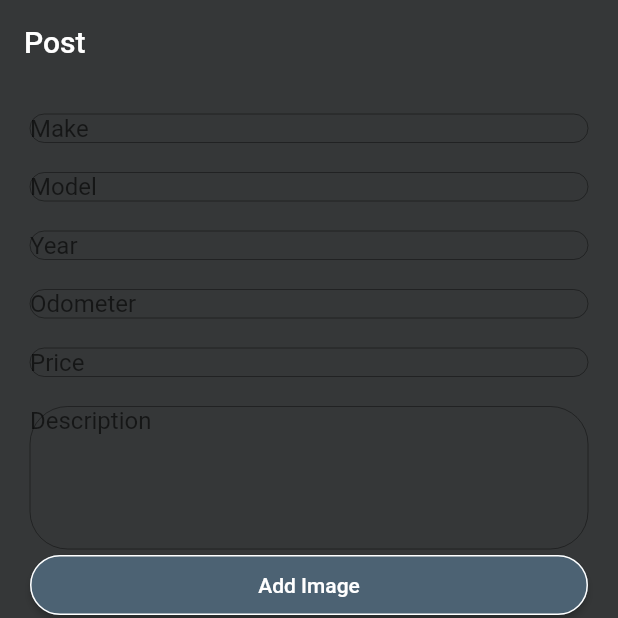
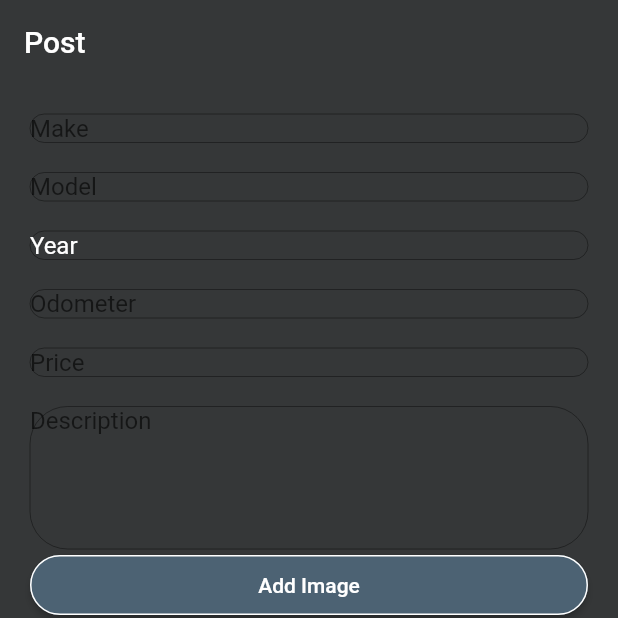
Before and after one commit to domtom1126/stick_testing, a Flutter app: the screen it shows after launch, item 2 of the bottom bar chosen, on a phone screen of 412 x 824 dp, the top half of it. Run offline on Flutter 3.47's test engine with Material 2 defaults, Android fonts, the phone set to English and light mode, and no system bars; our stand-ins replace bloc, cloud_firestore, currency_text_input_formatter, firebase_auth, firebase_core, firebase_storage and 5 more; accounts and stored records are empty.

Commit message:
Changed hintText color

```diff
--- a/lib/screens/post.dart
+++ b/lib/screens/post.dart
@@ -60,7 +60,8 @@ class _PostState extends State<Post> {
                   ],
                   keyboardType: TextInputType.number,
                   controller: _yearController,
-                  decoration: const InputDecoration(
+                  decoration: InputDecoration(
+                    hintStyle: TextStyle(color: HexColor('FFFFFF')),
                     hintText: 'Year',
                   ),
                   validator: (value) {
```
